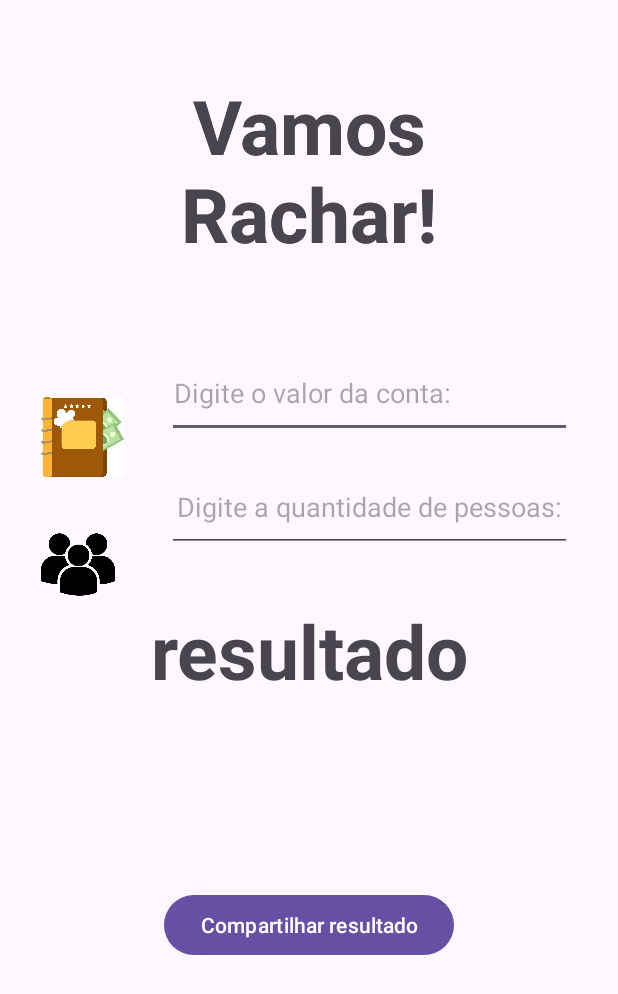
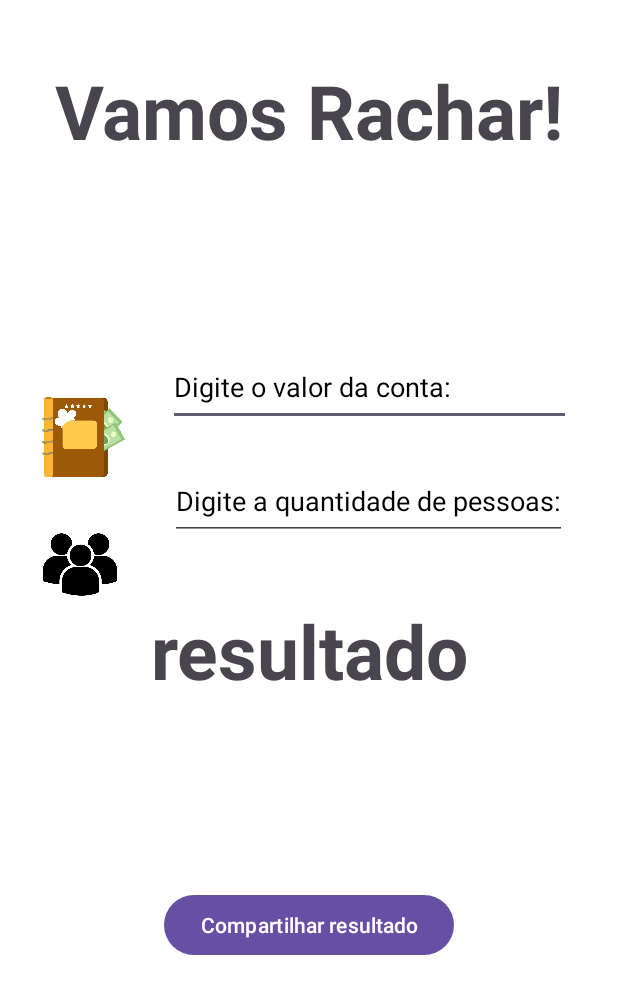
Before and after one commit to jasmineMendesl/vamos_rachar, an Android app: the screen it shows after launch (MainActivity), on a phone screen of 412 x 824 dp. Shown: the top 994 px of the screen. Run offline under Robolectric (Android 15) with nearby library versions, the light colour scheme and no system bars.

Commit message:
feat: acessibilidade

```diff
--- a/app/src/main/res/layout/activity_main.xml
+++ b/app/src/main/res/layout/activity_main.xml
@@ -5,13 +5,15 @@
     android:id="@+id/main"
     android:layout_width="match_parent"
     android:layout_height="match_parent"
-    tools:context=".MainActivity">
+    android:background="@color/white"
+    tools:context=".MainActivity"
+    >
 
     <TextView
         android:id="@+id/textView"
-        android:layout_width="300dp"
+        android:layout_width="wrap_content"
         android:layout_height="wrap_content"
-        android:layout_marginTop="50dp"
+        android:layout_marginTop="40dp"
         android:gravity="center"
         android:text="Vamos Rachar!"
         android:textSize="50sp"
@@ -22,12 +24,14 @@
 
     <EditText
         android:id="@+id/value"
-        android:layout_width="270dp"
-        android:layout_height="60dp"
+        android:layout_width="wrap_content"
+        android:layout_height="wrap_content"
+        android:minHeight="52dp"
         android:layout_marginLeft="100dp"
         android:layout_marginTop="232dp"
         android:gravity="center"
         android:hint="Digite o valor da conta:"
+        android:textColorHint="@color/black"
         android:paddingEnd="80dp"
         app:layout_constraintEnd_toEndOf="parent"
         app:layout_constraintHorizontal_bias="0.276"
@@ -36,32 +40,22 @@
 
     <EditText
         android:id="@+id/people"
-        android:layout_width="270dp"
-        android:layout_height="60dp"
+        android:layout_width="wrap_content"
+        android:layout_height="wrap_content"
+        android:minHeight="52dp"
         android:layout_marginLeft="100dp"
         android:layout_marginTop="308dp"
         android:gravity="center"
         android:hint="Digite a quantidade de pessoas:"
+        android:textColorHint="@color/black"
         app:layout_constraintEnd_toEndOf="parent"
         app:layout_constraintHorizontal_bias="0.276"
         app:layout_constraintStart_toStartOf="parent"
         app:layout_constraintTop_toTopOf="parent" />
 
     <TextView
-        android:layout_width="300dp"
-        android:layout_height="wrap_content"
-        android:layout_marginTop="50dp"
-        android:gravity="center"
-        android:text="Vamos Rachar!"
-        android:textSize="50sp"
-        android:textStyle="bold"
-        app:layout_constraintEnd_toEndOf="parent"
-        app:layout_constraintStart_toStartOf="parent"
-        app:layout_constraintTop_toTopOf="parent" />
-
-    <TextView
         android:id="@+id/result"
-        android:layout_width="300dp"
+        android:layout_width="wrap_content"
         android:layout_height="wrap_content"
         android:layout_marginTop="400dp"
         android:gravity="center"
```
